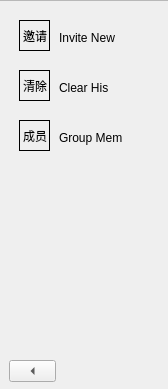
Snowball-Di/cs2021_qt_chat, file chat/addmember.ui: the form before one commit.
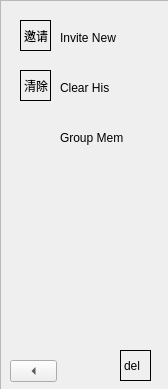
The form after the commit.

```diff
--- a/chat/addmember.ui
+++ b/chat/addmember.ui
@@ -16,7 +16,7 @@
   <widget class="QFrame" name="frame">
    <property name="geometry">
     <rect>
-     <x>-1</x>
+     <x>0</x>
      <y>0</y>
      <width>171</width>
      <height>391</height>
@@ -105,8 +105,8 @@
    <widget class="QLabel" name="label_5">
     <property name="geometry">
      <rect>
-      <x>20</x>
-      <y>120</y>
+      <x>120</x>
+      <y>350</y>
       <width>31</width>
       <height>31</height>
      </rect>
@@ -115,7 +115,7 @@
      <enum>QFrame::Box</enum>
     </property>
     <property name="text">
-     <string>成员</string>
+     <string>del</string>
     </property>
    </widget>
    <widget class="QLabel" name="label_6">
```
